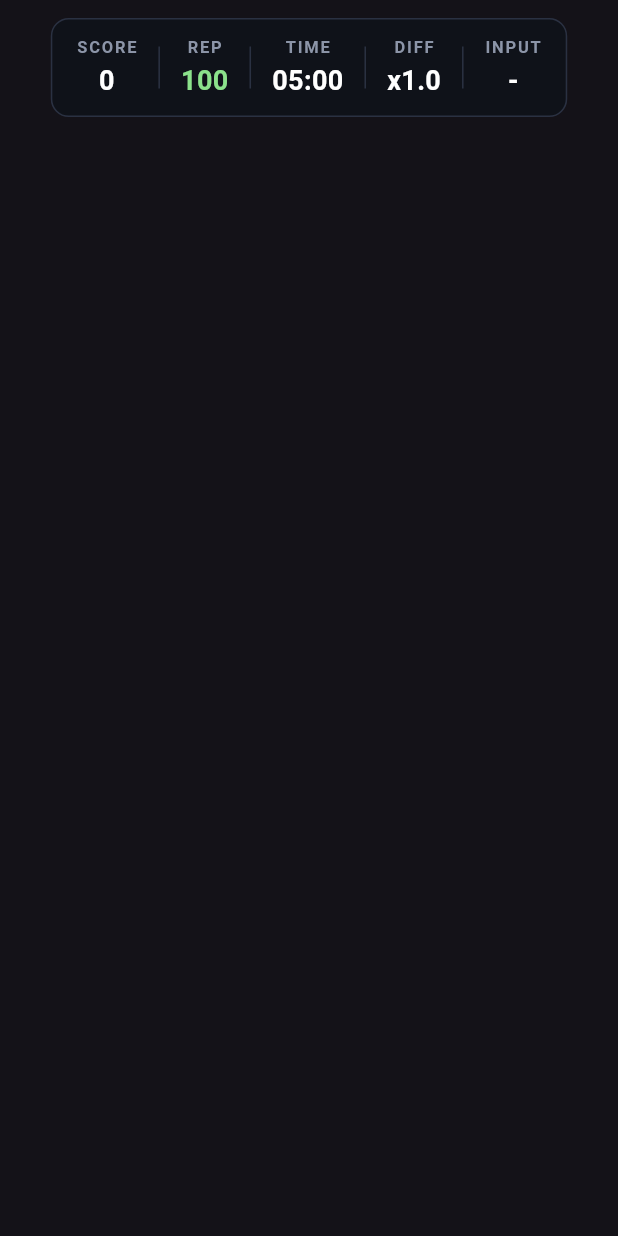
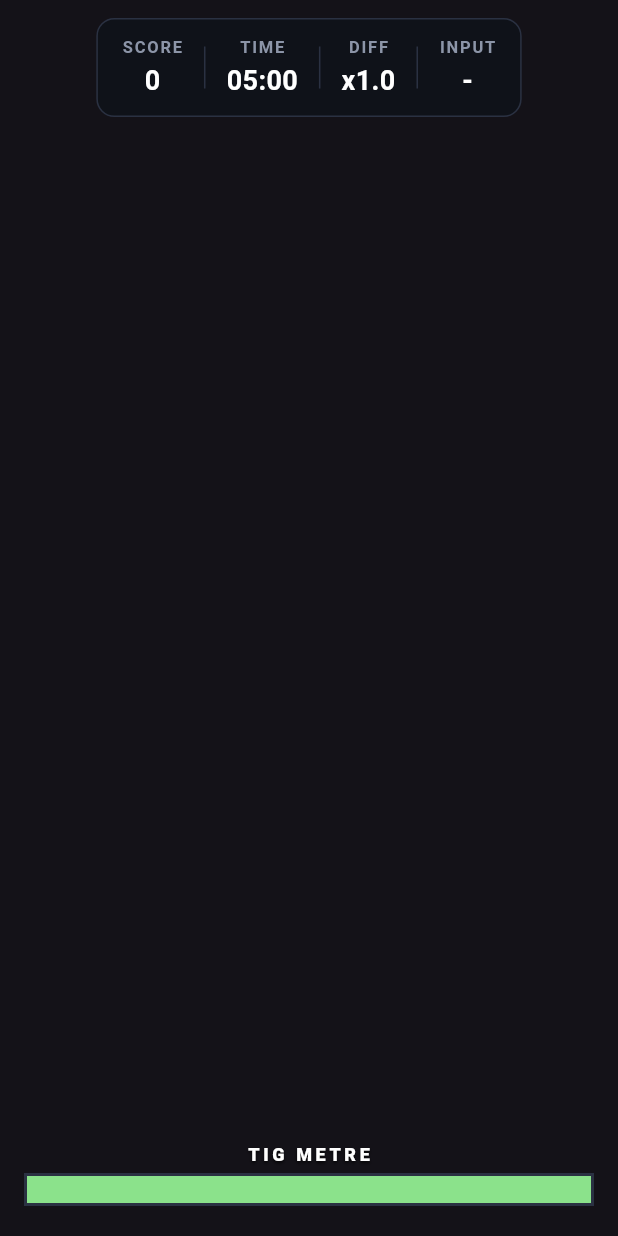
Before and after one commit to berkekbgz/tutorsim, a Flutter app: the HudOverlay widget shown alone on an empty page, opened directly with empty values, on a phone screen of 412 x 824 dp. Run offline on Flutter 3.47's test engine with Material 3 defaults, Android fonts, the phone set to English and light mode, and no system bars; our stand-ins replace web; missing offline and left inert: flame.

Commit message:
mechanic changes i cant remember

```diff
--- a/lib/game/game_config.dart
+++ b/lib/game/game_config.dart
@@ -11,7 +11,7 @@ class GameConfig {
 
   // Tutor
   static const double tutorRadius = 16;
-  static const double tutorSpeed = 240 * 2;
+  static const double tutorSpeed = 240 * 1.5;
 
   /// Which row of the character atlas to use for the tutor sprite.
   /// Easy to change to taste; valid base rows are 0, 3, 6, 9, 12, and 15.
@@ -49,9 +49,18 @@ class GameConfig {
   static const double eventCaptureRadius = 72;
   static const int tigHoursPerCapture = 2;
   static const int scorePerCorrectTig = 100;
-  static const int reputationPerCorrectTig = 5;
   static const int scorePerMissedEvent = -30;
-  static const int reputationPerMissedEvent = -15;
+
+  // TIG METRE — the lose condition. Drains continuously and on misses,
+  // refills on correct TIGs. Reaching zero ends the run.
+  // The effective drain is `tigMetreDrainPerSecond * difficulty`, so
+  // pressure escalates with the difficulty ramp: ~100s to empty when
+  // idle at game start, ~25s once difficulty plateaus at x4.
+  static const int tigMetreMax = 100;
+  static const int tigMetreStart = 100;
+  static const double tigMetreDrainPerSecond = 1.0;
+  static const double tigMetreGainPerCorrectTig = 12;
+  static const double tigMetreLossPerMissedEvent = 15;
 
   // Difficulty ramp. `difficulty` is a unitless multiplier that scales
   // from [difficultyMin] at game start to [difficultyMax] after
@@ -64,7 +73,6 @@ class GameConfig {
 
   // Shift / HUD initial values
   static const double shiftSeconds = 300; // 5-minute shift
-  static const int startReputation = 100;
   static const int startScore = 0;
 
   // Camera
--- a/lib/game/students/student_npc.dart
+++ b/lib/game/students/student_npc.dart
@@ -2,6 +2,7 @@ import 'dart:async';
 import 'dart:math';
 
 import 'package:flame/components.dart';
+import 'package:flutter/painting.dart';
 
 import '../game_config.dart';
 import '../name_tag.dart';
@@ -78,6 +79,22 @@ class StudentNpc extends PositionComponent {
         _moveTarget == null &&
         _pauseLeft <= 0 &&
         position.distanceToSquared(seatPosition) < 4;
+  }
+
+  static final Paint _shadowPaint = Paint()
+    ..color = const Color(0x66000000)
+    ..filterQuality = FilterQuality.none;
+  static final Paint _bodyPaint = Paint()..filterQuality = FilterQuality.none;
+  static final Paint _bodyEdgePaint = Paint()
+    ..color = const Color(0xAA111111)
+    ..style = PaintingStyle.stroke
+    ..strokeWidth = 1.5
+    ..filterQuality = FilterQuality.none;
+
+  @override
+  void render(Canvas canvas) {
+    _renderBody(canvas);
+    super.render(canvas);
   }
 
   @override
@@ -296,4 +313,21 @@ class StudentNpc extends PositionComponent {
     _bubble = bubble;
     await add(bubble);
   }
+
+  void _renderBody(Canvas canvas) {
+    final bodyColor = studentPersonalityBodyColors[personality] ?? 0xFF7A8EA8;
+    _bodyPaint.color = Color(bodyColor);
+
+    canvas.drawOval(Rect.fromLTWH(7, 23, 18, 7), _shadowPaint);
+
+    final torso = RRect.fromRectAndRadius(
+      Rect.fromLTWH(8, 12, 16, 15),
+      const Radius.circular(3),
+    );
+    canvas.drawRRect(torso, _bodyPaint);
+    canvas.drawRRect(torso, _bodyEdgePaint);
+
+    canvas.drawRect(Rect.fromLTWH(7, 17, 4, 8), _bodyPaint);
+    canvas.drawRect(Rect.fromLTWH(21, 17, 4, 8), _bodyPaint);
+  }
 }
--- a/lib/game/tutor/tutor_player.dart
+++ b/lib/game/tutor/tutor_player.dart
@@ -1,4 +1,5 @@
 import 'package:flame/components.dart';
+import 'package:flutter/painting.dart';
 import 'package:flutter/services.dart';
 
 import '../game_config.dart';
@@ -33,6 +34,24 @@ class TutorPlayer extends PositionComponent {
   late final Map<CharacterDirection, SpriteAnimation> _idleAnims;
   late final Map<CharacterDirection, SpriteAnimation> _walkAnims;
   CharacterDirection _facing = CharacterDirection.down;
+
+  static final Paint _shadowPaint = Paint()
+    ..color = const Color(0x77000000)
+    ..filterQuality = FilterQuality.none;
+  static final Paint _bodyPaint = Paint()
+    ..color = const Color(0xFF42D7F5)
+    ..filterQuality = FilterQuality.none;
+  static final Paint _bodyEdgePaint = Paint()
+    ..color = const Color(0xFF07151A)
+    ..style = PaintingStyle.stroke
+    ..strokeWidth = 1.5
+    ..filterQuality = FilterQuality.none;
+
+  @override
+  void render(Canvas canvas) {
+    _renderBody(canvas);
+    super.render(canvas);
+  }
 
   @override
   Future<void> onLoad() async {
@@ -124,4 +143,18 @@ class TutorPlayer extends PositionComponent {
     }
     return input.y < 0 ? CharacterDirection.up : CharacterDirection.down;
   }
+
+  void _renderBody(Canvas canvas) {
+    canvas.drawOval(Rect.fromLTWH(6, 23, 20, 8), _shadowPaint);
+
+    final torso = RRect.fromRectAndRadius(
+      Rect.fromLTWH(7, 11, 18, 16),
+      const Radius.circular(3),
+    );
+    canvas.drawRRect(torso, _bodyPaint);
+    canvas.drawRRect(torso, _bodyEdgePaint);
+
+    canvas.drawRect(Rect.fromLTWH(6, 16, 5, 9), _bodyPaint);
+    canvas.drawRect(Rect.fromLTWH(21, 16, 5, 9), _bodyPaint);
+  }
 }
--- a/lib/game/tutor_sim_game.dart
+++ b/lib/game/tutor_sim_game.dart
@@ -31,8 +31,13 @@ class TutorSimGame extends FlameGame {
   // Reactive HUD state. Owned by the game so the Flutter overlay can
   // listen via ValueListenableBuilder.
   final ValueNotifier<int> score = ValueNotifier<int>(GameConfig.startScore);
-  final ValueNotifier<int> reputation = ValueNotifier<int>(
-    GameConfig.startReputation,
+
+  /// The lose-condition meter. Drains by [GameConfig.tigMetreDrainPerSecond]
+  /// every second, drops by [GameConfig.tigMetreLossPerMissedEvent] on a
+  /// missed event, and refills by [GameConfig.tigMetreGainPerCorrectTig]
+  /// on a successful TIG. Reaching zero ends the run.
+  final ValueNotifier<double> tigMetre = ValueNotifier<double>(
+    GameConfig.tigMetreStart.toDouble(),
   );
   final ValueNotifier<double> timeLeft = ValueNotifier<double>(
     GameConfig.shiftSeconds,
@@ -138,6 +143,14 @@ class TutorSimGame extends FlameGame {
       if (timeLeft.value <= 0) _endGame('Shift over');
     }
 
+    // Continuous TIG metre drain, scaled by current difficulty so time
+    // pressure compounds as the run goes on. Missed events deduct in
+    // [notifyMissedEvent]; correct TIGs refill in [captureCurrentEvent].
+    final drained = tigMetre.value -
+        GameConfig.tigMetreDrainPerSecond * difficulty.value * dt;
+    tigMetre.value = drained.clamp(0.0, GameConfig.tigMetreMax.toDouble());
+    if (tigMetre.value <= 0) _endGame('TIG metre drained');
+
     if (_tigToastTimer > 0) {
       _tigToastTimer -= dt;
       if (_tigToastTimer <= 0) tigToast.value = null;
@@ -162,8 +175,8 @@ class TutorSimGame extends FlameGame {
         (_tigHoursByLogin[student.login] ?? 0) + GameConfig.tigHoursPerCapture;
     _tigHoursByLogin[student.login] = hours;
     score.value += GameConfig.scorePerCorrectTig;
-    reputation.value = (reputation.value + GameConfig.reputationPerCorrectTig)
-        .clamp(0, GameConfig.startReputation);
+    tigMetre.value = (tigMetre.value + GameConfig.tigMetreGainPerCorrectTig)
+        .clamp(0.0, GameConfig.tigMetreMax.toDouble());
     correctTigs.value += 1;
     tigToast.value = '${student.login} got $hours-hour TIG';
     _tigToastTimer = 3;
@@ -174,15 +187,15 @@ class TutorSimGame extends FlameGame {
   }
 
   /// Called by the event manager when an event expires without the
-  /// player capturing it. Penalty per design doc.
+  /// player capturing it. Score takes a hit; TIG metre takes a bigger one.
   void notifyMissedEvent(StudentNpc? student) {
     if (gameOver.value) return;
     score.value = (score.value + GameConfig.scorePerMissedEvent)
         .clamp(0, 1 << 30);
-    reputation.value = (reputation.value + GameConfig.reputationPerMissedEvent)
-        .clamp(0, GameConfig.startReputation);
+    tigMetre.value = (tigMetre.value - GameConfig.tigMetreLossPerMissedEvent)
+        .clamp(0.0, GameConfig.tigMetreMax.toDouble());
     missedEvents.value += 1;
-    if (reputation.value <= 0) _endGame('Reputation hit zero');
+    if (tigMetre.value <= 0) _endGame('TIG metre drained');
   }
 
   void _endGame(String reason) {
--- a/lib/game/ui/hud_overlay.dart
+++ b/lib/game/ui/hud_overlay.dart
@@ -1,5 +1,6 @@
 import 'package:flutter/material.dart';
 
+import '../game_config.dart';
 import '../tutor_sim_game.dart';
 
 /// Flame overlay built from plain Flutter widgets. Listens to the game's
@@ -43,15 +44,6 @@ class HudOverlay extends StatelessWidget {
                             _Stat(label: 'SCORE', value: v.toString()),
                       ),
                       const _Divider(),
-                      ValueListenableBuilder<int>(
-                        valueListenable: game.reputation,
-                        builder: (_, v, _) => _Stat(
-                          label: 'REP',
-                          value: v.toString(),
-                          valueColor: _reputationColor(v),
-                        ),
-                      ),
-                      const _Divider(),
                       ValueListenableBuilder<double>(
                         valueListenable: game.timeLeft,
                         builder: (_, v, _) =>
@@ -73,6 +65,13 @@ class HudOverlay extends StatelessWidget {
                       ),
                     ],
                   ),
+                ),
+              ),
+              Align(
+                alignment: Alignment.bottomCenter,
+                child: Padding(
+                  padding: const EdgeInsets.only(bottom: 8),
+                  child: _TigMetreBar(game: game),
                 ),
               ),
               Align(
@@ -118,12 +117,6 @@ class HudOverlay extends StatelessWidget {
     final mm = (s ~/ 60).toString().padLeft(2, '0');
     final ss = (s % 60).toString().padLeft(2, '0');
     return '$mm:$ss';
-  }
-
-  static Color _reputationColor(int v) {
-    if (v <= 25) return const Color(0xFFFF5C5C);
-    if (v <= 60) return const Color(0xFFFFC03A);
-    return const Color(0xFF8BE28B);
   }
 
   static Color _difficultyColor(double v) {
@@ -179,3 +172,69 @@ class _Divider extends StatelessWidget {
     color: const Color(0xFF2A3142),
   );
 }
+
+/// Bottom-anchored fill bar. Width caps at 520 but shrinks with the
+/// viewport so it always fits a narrow window.
+class _TigMetreBar extends StatelessWidget {
+  const _TigMetreBar({required this.game});
+
+  final TutorSimGame game;
+
+  @override
+  Widget build(BuildContext context) {
+    final maxWidth = MediaQuery.of(context).size.width - 32;
+    final width = maxWidth.clamp(160.0, 520.0);
+    return ValueListenableBuilder<double>(
+      valueListenable: game.tigMetre,
+      builder: (_, value, _) {
+        final fraction = (value / GameConfig.tigMetreMax).clamp(0.0, 1.0);
+        return Column(
+          mainAxisSize: MainAxisSize.min,
+          children: [
+            const Text(
+              'TIG METRE',
+              style: TextStyle(
+                color: Color(0xFFFFFFFF),
+                fontSize: 12,
+                fontWeight: FontWeight.w800,
+                letterSpacing: 2.4,
+                shadows: [
+                  Shadow(
+                    blurRadius: 2,
+                    color: Color(0xCC000000),
+                    offset: Offset(0, 1),
+                  ),
+                ],
+              ),
+            ),
+            const SizedBox(height: 4),
+            Container(
+              width: width,
+              height: 22,
+              decoration: BoxDecoration(
+                color: const Color(0xCC0E1219),
+                border: Border.all(color: const Color(0xFF2A3142), width: 2),
+              ),
+              child: ClipRect(
+                child: Align(
+                  alignment: Alignment.centerLeft,
+                  child: FractionallySizedBox(
+                    widthFactor: fraction,
+                    heightFactor: 1,
+                    child: ColoredBox(color: _fillColor(fraction)),
+                  ),
+                ),
+              ),
+            ),
+          ],
+        );
+      },
+    );
+  }
+
+  static Color _fillColor(double fraction) {
+    if (fraction <= 0.25) return const Color(0xFFFF5C5C);
+    if (fraction <= 0.6) return const Color(0xFFFFC03A);
+    return const Color(0xFF8BE28B);
+  }
+}
```
Also changed, not shown: lib/game/students/student_personality.dart (+8 -0 lines).
